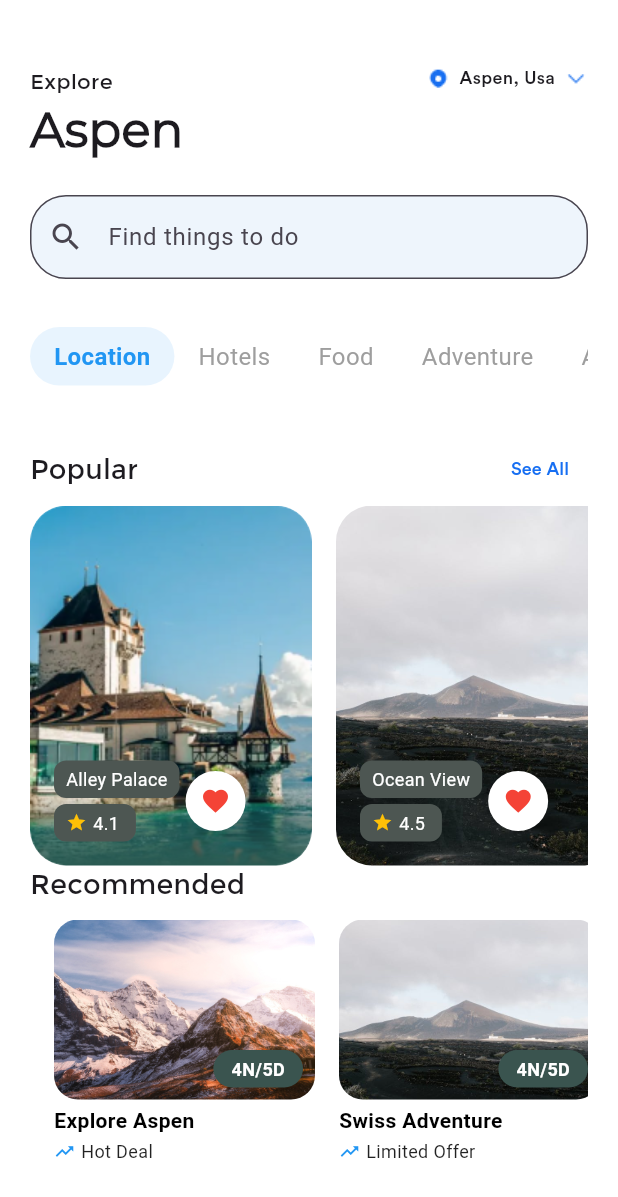
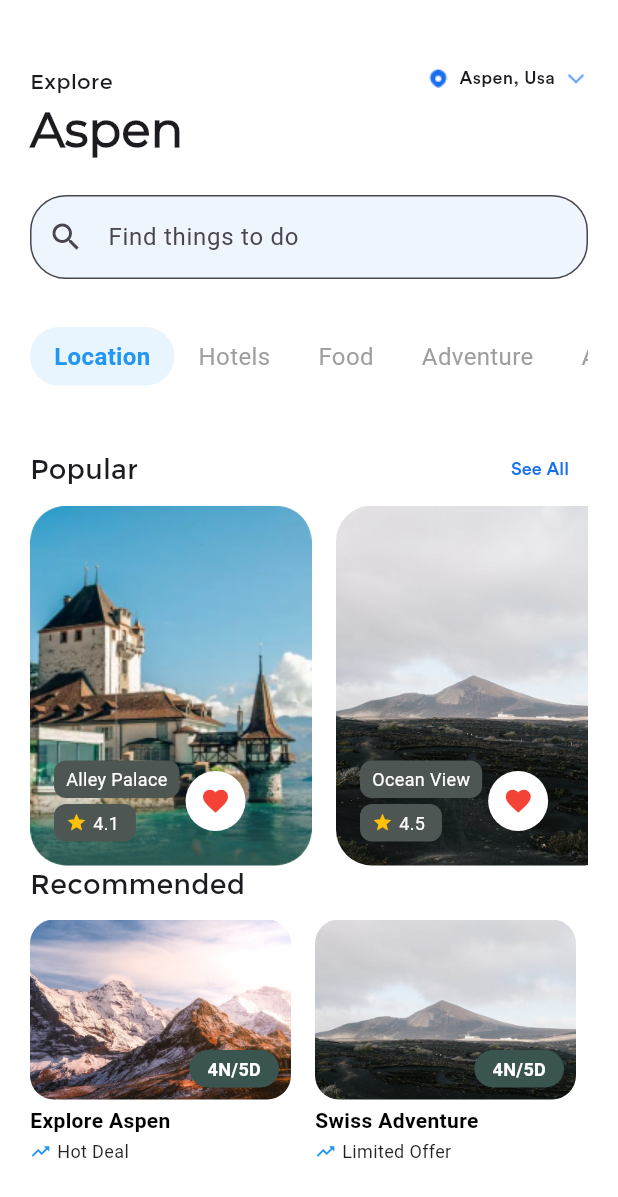
Before and after one commit to takiul-sumon/Travel-App, a Flutter app: the screen it shows after launch, on a phone screen of 412 x 824 dp. Shown: the top 1197 px of the screen. Run offline on Flutter 3.47's test engine with Material 3 defaults, Android fonts, the phone set to English and light mode, and no system bars.

Commit message:
2nd Page Done

```diff
--- a/lib/Hotel_List.dart
+++ b/lib/Hotel_List.dart
@@ -13,10 +13,12 @@ class ChooseHote extends StatelessWidget {
       itemBuilder: (context, index) {
         final hotel = hotels[index];
         return Padding(
-          padding: const EdgeInsets.only(right: 16), // Spacing between cards
+          padding:
+              const EdgeInsets.fromLTRB(0, 0, 16, 0), // Spacing between cards
           child: HotelCard(
             name: hotel['name'],
-            rating: hotel['rating'].toString(), // Ensure rating is passed as a string
+            rating: hotel['rating']
+                .toString(), // Ensure rating is passed as a string
             image: hotel['image'],
           ),
         );
@@ -92,7 +94,7 @@ class HotelCard extends StatelessWidget {
                       ),
                       child: Row(
                         children: [
-                           const Icon(
+                          const Icon(
                             Icons.star, // Star icon
                             color: Colors.amber, // Golden color for star
                             size: 14,
@@ -105,8 +107,7 @@ class HotelCard extends StatelessWidget {
                               fontSize: 12,
                             ),
                           ),
-                           // Spacing between text and star
-
+                          // Spacing between text and star
                         ],
                       ),
                     ),
--- a/lib/travel_list.dart
+++ b/lib/travel_list.dart
@@ -27,7 +27,7 @@ class TravelListScreen extends StatelessWidget {
       height: 180, // Increased height slightly to fit text
       child: ListView.builder(
         scrollDirection: Axis.horizontal,
-        padding: const EdgeInsets.symmetric(horizontal: 16),
+        // padding: const EdgeInsets.symmetric(horizontal: 16),
         itemCount: travelDeals.length,
         itemBuilder: (context, index) {
           return Padding(
@@ -60,7 +60,7 @@ class TravelCard extends StatelessWidget {
   @override
   Widget build(BuildContext context) {
     return Column(
-      mainAxisSize: MainAxisSize.min, // Prevent overflow
+      // mainAxisSize: MainAxisSize.min, // Prevent overflow
       crossAxisAlignment: CrossAxisAlignment.start, // Align text properly
       children: [
         Container(
```
